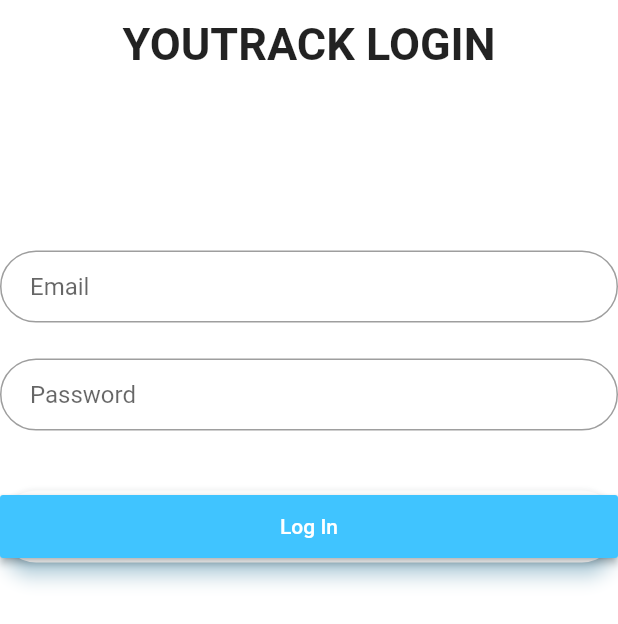
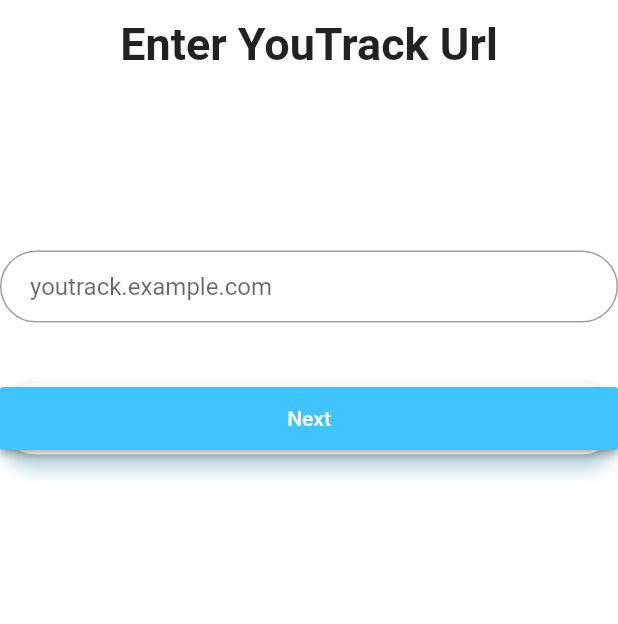
Before and after one commit to robert197/youtrack_timer, a Flutter app: the screen it shows after launch, on a phone screen of 412 x 824 dp. Shown: the top 624 px of the screen. Run offline on Flutter 3.47's test engine with Material 2 defaults, Android fonts, the phone set to English and light mode, and no system bars.

Commit message:
introduce new page to choose yt instance

```diff
--- /dev/null
+++ b/lib/choose_instance_page.dart
@@ -0,0 +1,65 @@
+import 'package:flutter/material.dart';
+import 'login_page.dart';
+
+class ChooseInstancePage extends StatefulWidget {
+  static String tag = 'choose-instance-page';
+
+  @override
+  State<StatefulWidget> createState() => new _ChooseInstancePageState();
+}
+
+class _ChooseInstancePageState extends State<ChooseInstancePage> {
+  @override
+  Widget build(BuildContext context) {
+
+    final text = new Center(
+      child: new Text('Enter YouTrack Url',
+        style: new TextStyle(fontSize: 30.0, fontWeight: FontWeight.w700)
+      ),
+    );
+
+    final url = new TextFormField(
+      keyboardType: TextInputType.url,
+      autofocus: false,
+      decoration: new InputDecoration(
+        hintText: 'youtrack.example.com',
+        contentPadding: new EdgeInsets.fromLTRB(20.0, 10.0, 20.0, 10.0),
+        border: new OutlineInputBorder(borderRadius: new BorderRadius.circular(32.0)),
+      ),
+    );
+
+    final chooseInstanceButton = new Padding(
+      padding: new EdgeInsets.symmetric(vertical: 16.0),
+      child: new Material(
+        borderRadius: new BorderRadius.circular(30.0),
+        shadowColor: Colors.lightBlueAccent.shade100,
+        elevation: 5.0,
+        child: new MaterialButton(
+          minWidth: 200.0,
+          height: 42.0,
+          color: Colors.lightBlueAccent,
+          child: new Text('Next', style: new TextStyle(color: Colors.white),),
+          onPressed: () {
+            Navigator.of(context).pushNamed(LoginPage.tag);
+          }
+        ),
+      ),
+    );
+
+    return new Scaffold(
+      backgroundColor: Colors.white,
+      body: new Center(
+        child: new ListView(
+          children: <Widget>[
+            new SizedBox(height: 12.0,),
+            text,
+            new SizedBox(height: 120.0,),
+            url,
+            new SizedBox(height: 24.0,),
+            chooseInstanceButton
+          ]
+        ),
+      ),
+    );
+  }
+}
--- a/lib/main.dart
+++ b/lib/main.dart
@@ -2,12 +2,14 @@ import "package:flutter/material.dart";
 import "login_page.dart";
 import "project_list_page.dart";
 import "choose_ticket_page.dart";
+import "choose_instance_page.dart";
 
 void main() => runApp(new MyApp());
 
 class MyApp extends StatelessWidget {
   // This widget is the root of your application.
   final routes = <String, WidgetBuilder> {
+    ChooseInstancePage.tag: (context) => new ChooseInstancePage(),
     LoginPage.tag: (context) => new LoginPage(),
     ProjectListPage.tag: (context) => new ProjectListPage(),
     ChooseTicketPage.tag: (context) => new ChooseTicketPage()
@@ -20,7 +22,7 @@ class MyApp extends StatelessWidget {
       theme: new ThemeData(
         primarySwatch: Colors.blue,
       ),
-      home: new LoginPage(),
+      home: new ChooseInstancePage(),
       routes: routes,
     );
   }
```
